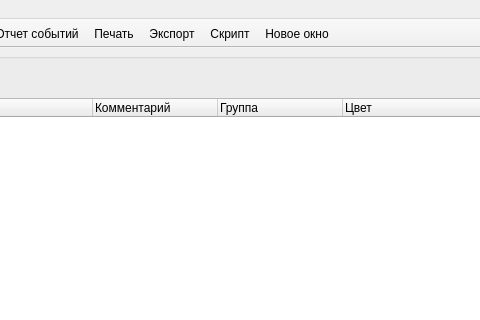
The window that src/SVMonitor/forms/mainwin.ui (Tyill/SVisual) describes before a commit, drawn with Qt 5; both pictures show x 177 to 657 and y 0 to 320 of the 879 by 613 pixel window.
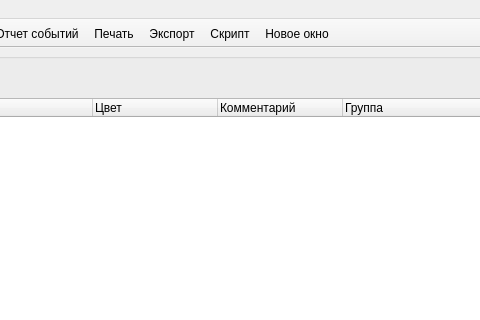
The same window after the commit. Icons and pictures are not drawn. Custom widgets are drawn as their Qt base class.

```diff
--- a/src/SVMonitor/forms/mainwin.ui
+++ b/src/SVMonitor/forms/mainwin.ui
@@ -112,6 +112,11 @@
              <string>Тип</string>
             </property>
            </column>
+           <column>
+            <property name="text">
+             <string>Цвет</string>
+            </property>
+           </column>
            <column>
             <property name="text">
              <string>Комментарий</string>
@@ -122,11 +127,6 @@
              <string>Группа</string>
             </property>
            </column>
-           <column>
-            <property name="text">
-             <string>Цвет</string>
-            </property>
-           </column>
           </widget>
           <widget class="QTextEdit" name="txtStatusMess"/>
          </widget>
```
Left out of the diff: 2 changed lines with no effect on the pictures.
